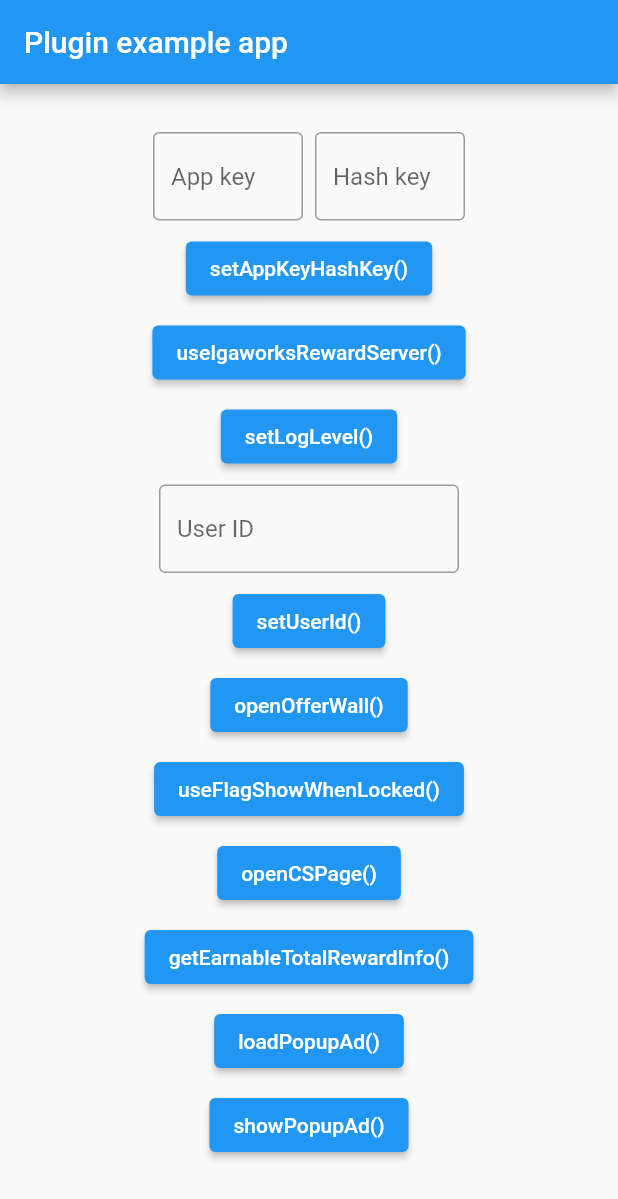
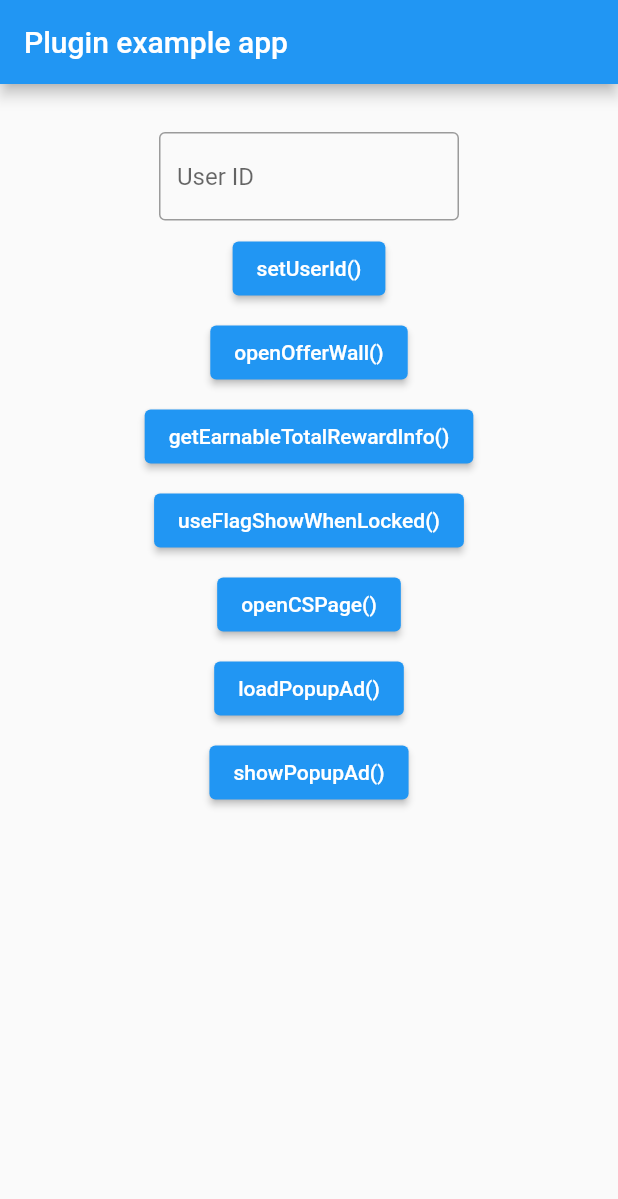
Before and after one commit to Crepay/adpopcorn_flutter_sdk, a Flutter app: the screen it shows after launch, after a tap on "openOfferWall()", on a phone screen of 412 x 824 dp. Shown: the top 1199 px of the screen. Run offline on Flutter 3.47's test engine with Material 2 defaults, Android fonts, the phone set to English and light mode, and no system bars; our stand-ins replace plugin_platform_interface.

Commit message:
Divide widgets in example app by platform

```diff
--- a/example/lib/main.dart
+++ b/example/lib/main.dart
@@ -26,6 +26,8 @@ class _MyAppState extends State<MyApp> {
   final textControllerUserId = TextEditingController();
   String userId = '';
 
+  List<Widget>? widgetsByPlatform;
+
   @override
   void initState() {
     super.initState();
@@ -45,6 +47,15 @@ class _MyAppState extends State<MyApp> {
   }
 
   void initAndroid() {
+    widgetsByPlatform = [
+      buildSetUserId(),
+      buildOpenOfferwall(),
+      buildGetEarnableTotalRewardInfo(),
+      buildUseFlagShowWhenLocked(),
+      buildOpenCSPage(),
+      buildLoadPopupAd(),
+      buildShowPopupAd(),
+    ];
     AdPopcornOfferwall.setOnAgreePrivacy(
         () => showSnackBar('onAgreePrivacy()'));
     AdPopcornOfferwall.setOnDisagreePrivacy(
@@ -54,6 +65,14 @@ class _MyAppState extends State<MyApp> {
   }
 
   void initIOS() {
+    widgetsByPlatform = [
+      buildSetAppKeyHashKey(),
+      buildUseIgaworksRewardServer(),
+      buildSetLogLevel(),
+      buildSetUserId(),
+      buildOpenOfferwall(),
+      buildGetEarnableTotalRewardInfo(),
+    ];
     AdPopcornOfferwall.setOnWillOpenOfferWall(
         () => showSnackBar('setOnWillOpenOfferWall()'));
     AdPopcornOfferwall.setOnDidOpenOfferWall(
@@ -73,6 +92,11 @@ class _MyAppState extends State<MyApp> {
 
   @override
   Widget build(BuildContext context) {
+    final List<Widget> children = [];
+    for (Widget widget in widgetsByPlatform!) {
+      children.add(const SizedBox(height: 8));
+      children.add(widget);
+    }
     return MaterialApp(
       scaffoldMessengerKey: scaffoldMessengerKey,
       home: Scaffold(
@@ -89,7 +113,20 @@ class _MyAppState extends State<MyApp> {
               child: Column(
                 mainAxisSize: MainAxisSize.max,
                 children: [
-                  const SizedBox(height: 32),
+                  const SizedBox(height: 24),
+                  for(final child in children) child,
+                ],
+              ),
+            ),
+          )),
+        ),
+      ),
+    );
+  }
+
+  Widget buildSetAppKeyHashKey() {
+    return Column(
+      children: [
         Row(
           mainAxisAlignment: MainAxisAlignment.center,
           children: [
@@ -122,14 +159,17 @@ class _MyAppState extends State<MyApp> {
             final appKey = textControllerAppKey.text;
             final hashKey = textControllerHashKey.text;
             log('setAppKeyHashKey() appKey=$appKey, hashKey=$hashKey');
-                      await AdPopcornOfferwall.setAppKeyHashKey(
-                          appKey, hashKey);
+            await AdPopcornOfferwall.setAppKeyHashKey(appKey, hashKey);
             showSnackBar('setAppKeyHashKey()');
           },
           child: const Text('setAppKeyHashKey()'),
         ),
-                  const SizedBox(height: 8),
-                  ElevatedButton(
+      ],
+    );
+  }
+
+  Widget buildUseIgaworksRewardServer() {
+    return ElevatedButton(
       onPressed: () async {
         final flag = random.nextBool();
         log('useIgaworksRewardServer() flag=$flag');
@@ -137,20 +177,25 @@ class _MyAppState extends State<MyApp> {
         showSnackBar('useIgaworksRewardServer($flag)');
       },
       child: const Text('useIgaworksRewardServer()'),
-                  ),
-                  const SizedBox(height: 8),
-                  ElevatedButton(
+    );
+  }
+
+  Widget buildSetLogLevel() {
+    return ElevatedButton(
       onPressed: () async {
-                      final index =
-                          random.nextInt(AdPopcornLogLevel.values.length);
+        final index = random.nextInt(AdPopcornLogLevel.values.length);
         final level = AdPopcornLogLevel.values[index];
         log('setLogLevel() level=$level');
         await AdPopcornOfferwall.setLogLevel(level);
         showSnackBar('setLogLevel(${describeEnum(level)})');
       },
       child: const Text('setLogLevel()'),
-                  ),
-                  const SizedBox(height: 8),
+    );
+  }
+
+  Widget buildSetUserId() {
+    return Column(
+      children: [
         SizedBox(
           width: 200,
           child: TextFormField(
@@ -171,16 +216,22 @@ class _MyAppState extends State<MyApp> {
           },
           child: const Text('setUserId()'),
         ),
-                  const SizedBox(height: 8),
-                  ElevatedButton(
+      ],
+    );
+  }
+
+  Widget buildOpenOfferwall() {
+    return ElevatedButton(
       onPressed: () async {
         log('openOfferWall()');
         await AdPopcornOfferwall.openOfferWall();
       },
       child: const Text('openOfferWall()'),
-                  ),
-                  const SizedBox(height: 8),
-                  ElevatedButton(
+    );
+  }
+
+  Widget buildUseFlagShowWhenLocked() {
+    return ElevatedButton(
       onPressed: () async {
         final flag = random.nextBool();
         log('useFlagShowWhenLocked() flag=$flag');
@@ -188,17 +239,21 @@ class _MyAppState extends State<MyApp> {
         showSnackBar('useFlagShowWhenLocked($flag)');
       },
       child: const Text('useFlagShowWhenLocked()'),
-                  ),
-                  const SizedBox(height: 8),
-                  ElevatedButton(
+    );
+  }
+
+  Widget buildOpenCSPage() {
+    return ElevatedButton(
       onPressed: () async {
         log('openCSPage() userId=$userId');
         await AdPopcornOfferwall.openCSPage(userId);
       },
       child: const Text('openCSPage()'),
-                  ),
-                  const SizedBox(height: 8),
-                  ElevatedButton(
+    );
+  }
+
+  Widget buildGetEarnableTotalRewardInfo() {
+    return ElevatedButton(
       onPressed: () async {
         log('getEarnableTotalRewardInfo()');
         await AdPopcornOfferwall.getEarnableTotalRewardInfo(
@@ -208,41 +263,34 @@ class _MyAppState extends State<MyApp> {
         });
       },
       child: const Text('getEarnableTotalRewardInfo()'),
-                  ),
-                  const SizedBox(height: 8),
-                  ElevatedButton(
+    );
+  }
+
+  Widget buildLoadPopupAd() {
+    return ElevatedButton(
       onPressed: () async {
         log('loadPopupAd()');
         await AdPopcornOfferwall.loadPopupAd(
-                        onLoadPopupAdSuccess: () =>
-                            showSnackBar('onLoadPopupAdSuccess()'),
-                        onLoadPopupAdFailure: (errorCode, errorMessage) =>
-                            showSnackBar(
+          onLoadPopupAdSuccess: () => showSnackBar('onLoadPopupAdSuccess()'),
+          onLoadPopupAdFailure: (errorCode, errorMessage) => showSnackBar(
               'onLoadPopupAdFailure() errorCode=$errorCode, errorMessage=$errorMessage'),
-                        onShowPopupAdSuccess: () =>
-                            showSnackBar('onShowPopupAdSuccess()'),
-                        onShowPopupAdFailure: (errorCode, errorMessage) =>
-                            showSnackBar(
+          onShowPopupAdSuccess: () => showSnackBar('onShowPopupAdSuccess()'),
+          onShowPopupAdFailure: (errorCode, errorMessage) => showSnackBar(
               'onShowPopupAdFailure()) errorCode=$errorCode, errorMessage=$errorMessage'),
           onPopupAdClose: () => showSnackBar('onPopupAdClose()'),
         );
       },
       child: const Text('loadPopupAd()'),
-                  ),
-                  const SizedBox(height: 8),
-                  ElevatedButton(
+    );
+  }
+
+  Widget buildShowPopupAd() {
+    return ElevatedButton(
       onPressed: () async {
         log('showPopupAd()');
         await AdPopcornOfferwall.showPopupAd();
       },
       child: const Text('showPopupAd()'),
-                  ),
-                ],
-              ),
-            ),
-          )),
-        ),
-      ),
     );
   }
 }
```
Lines whose indentation alone changed are shown as unchanged.
